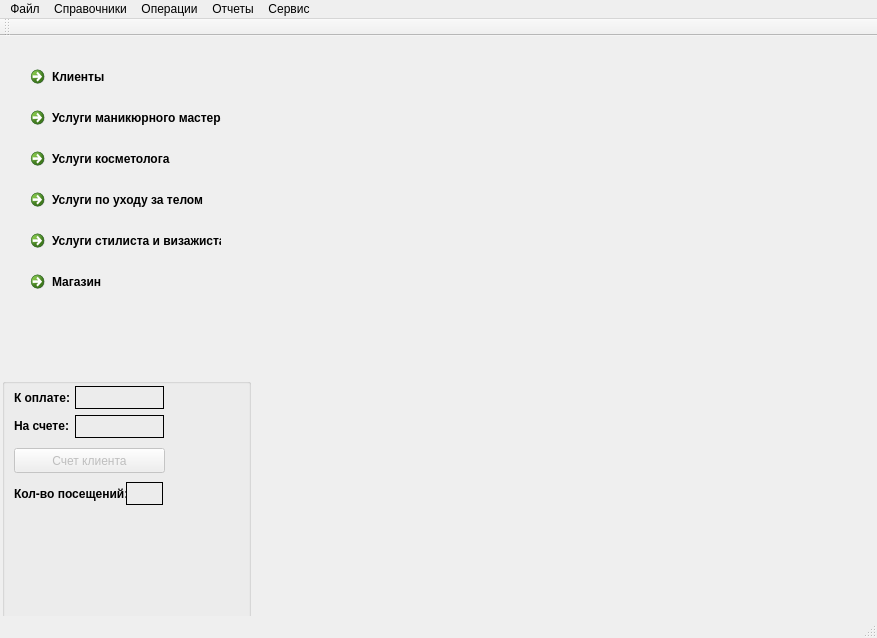
Qt form mainform.ui (sergey4475/profi) before a commit.
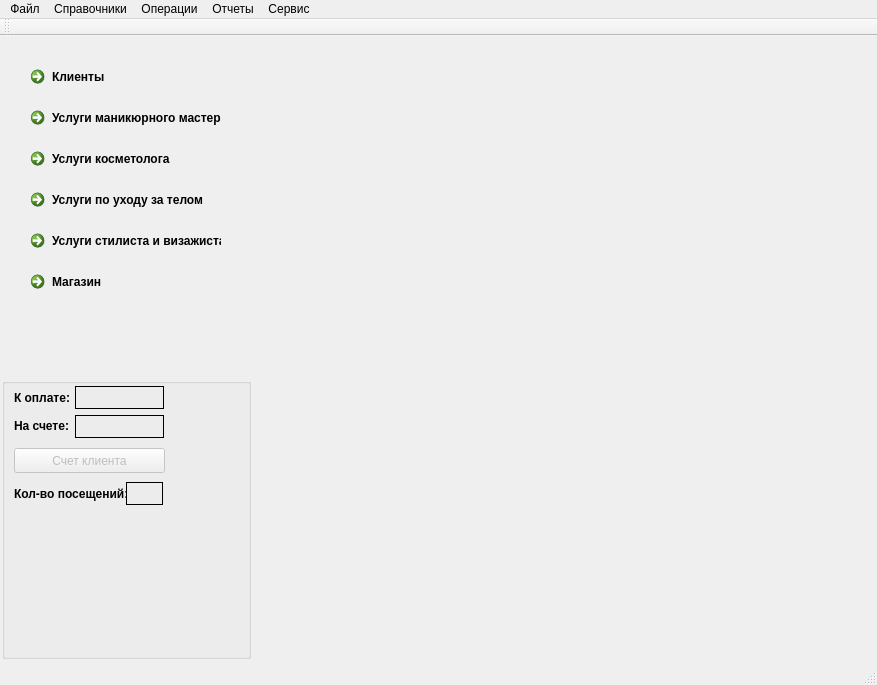
The same form after that commit. Icons and pictures are not drawn.

Patch:
```diff
--- a/mainform.ui
+++ b/mainform.ui
@@ -7,7 +7,7 @@
     <x>0</x>
     <y>0</y>
     <width>877</width>
-    <height>638</height>
+    <height>685</height>
    </rect>
   </property>
   <property name="minimumSize">
@@ -19,7 +19,7 @@
   <property name="maximumSize">
    <size>
     <width>877</width>
-    <height>638</height>
+    <height>700</height>
    </size>
   </property>
   <property name="sizeIncrement">
@@ -47,7 +47,7 @@
       <x>252</x>
       <y>0</y>
       <width>619</width>
-      <height>586</height>
+      <height>631</height>
      </rect>
     </property>
     <property name="sizePolicy">
@@ -135,7 +135,7 @@
       <x>2</x>
       <y>342</y>
       <width>249</width>
-      <height>243</height>
+      <height>281</height>
      </rect>
     </property>
     <property name="title">
```
Left out of the diff: 2 changed lines with no effect on the pictures.
